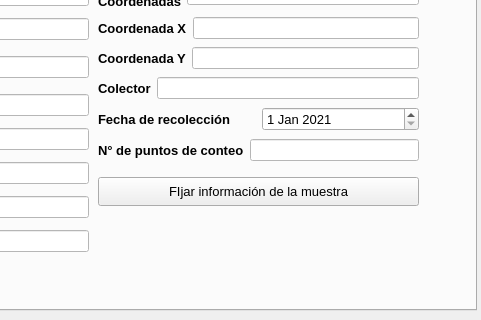
Old version of the form interfaz_grafica/interfaz.ui in the repository joaramirezra/gestion_micro; both pictures show x 454 to 935 and y 260 to 580 of the 935 by 580 pixel window.
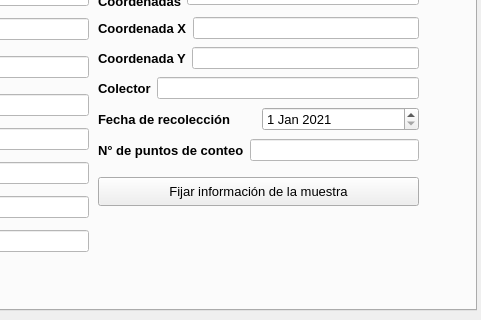
New version of the form. Icons and pictures are not drawn.

```diff
--- a/interfaz_grafica/interfaz.ui
+++ b/interfaz_grafica/interfaz.ui
@@ -6349,7 +6349,7 @@
         </rect>
        </property>
        <property name="text">
-        <string>FIjar información de la muestra</string>
+        <string>Fijar información de la muestra</string>
        </property>
       </widget>
      </widget>
```
Left out of the diff: 3 changed lines with no effect on the pictures.
